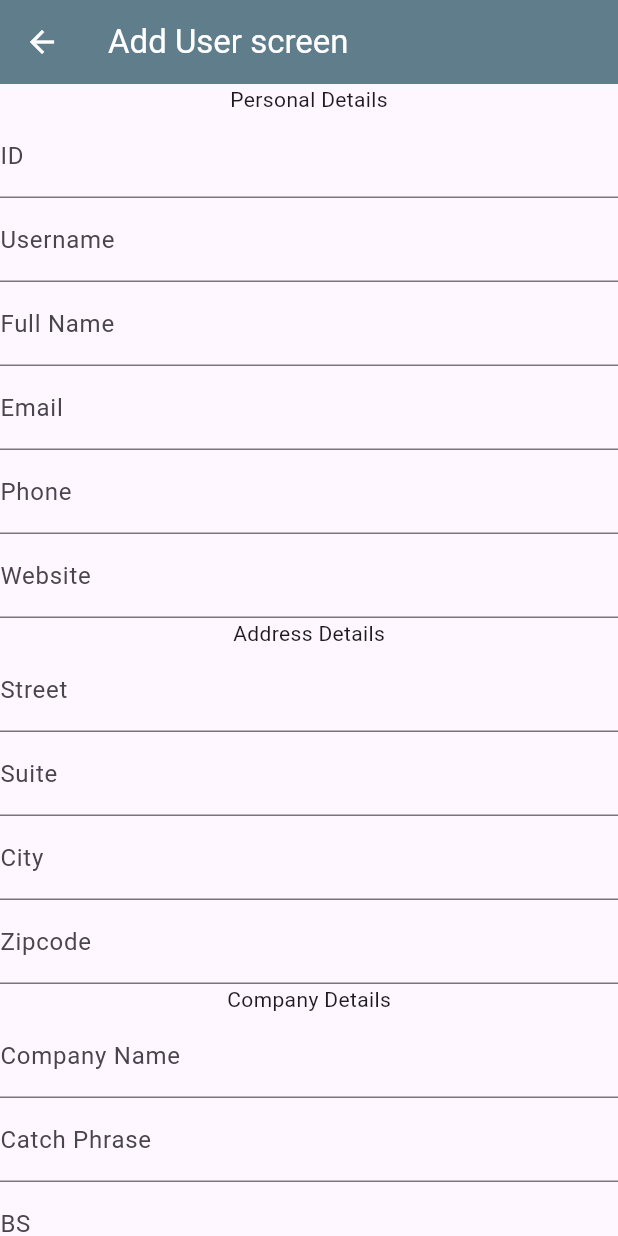
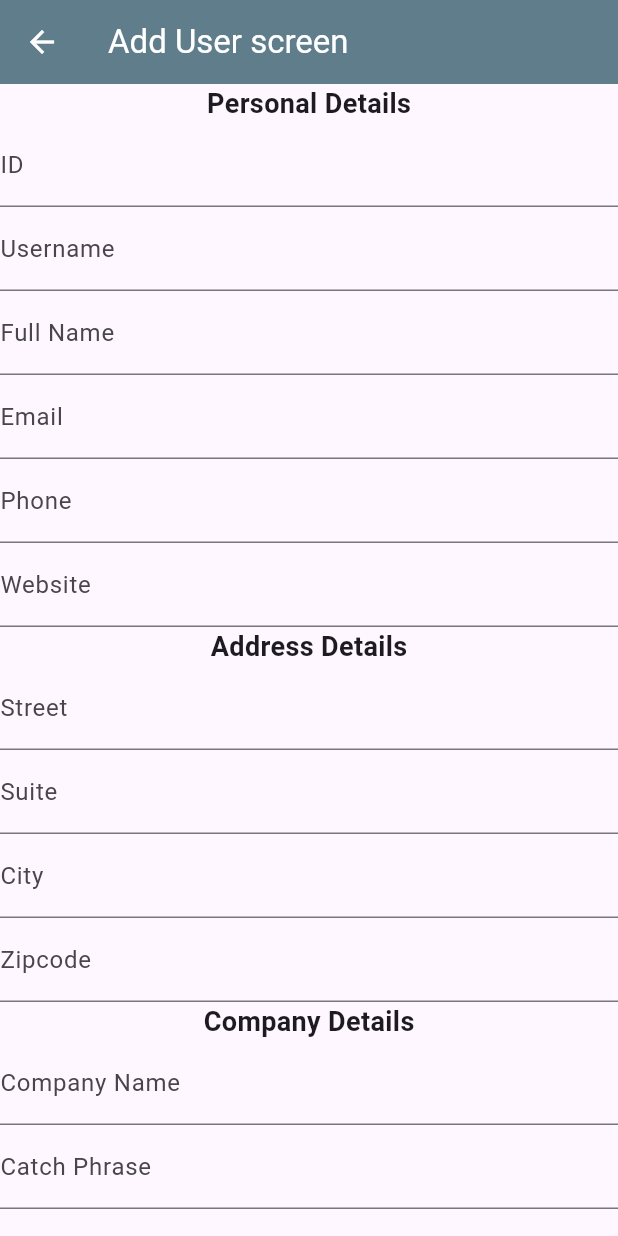
Before and after one commit to yara30999/sprints_user_profile_management, a Flutter app: the AddUserScreen screen opened directly, on a phone screen of 412 x 824 dp. Run offline on Flutter 3.47's test engine with Material 3 defaults, Android fonts, the phone set to English and light mode, and no system bars; our stand-ins replace dio, internet_connection_checker, shared_preferences, shimmer; accounts and stored records are empty; network calls fail.

Commit message:
some refinements

```diff
--- a/lib/screens/add_user_screen.dart
+++ b/lib/screens/add_user_screen.dart
@@ -45,7 +45,7 @@ class AddUserScreen extends StatelessWidget {
             key: _formKey,
             child: Column(
               children: [
-                Text('Personal Details'),
+                Text('Personal Details', style: TextStyle(fontWeight: FontWeight.bold, fontSize: 18),),
                 TextFormField(
                   decoration: InputDecoration(labelText: 'ID'),
                   controller: _idController,
@@ -91,7 +91,7 @@ class AddUserScreen extends StatelessWidget {
                   decoration: InputDecoration(labelText: 'Website'),
                   controller: _websiteController,
                 ),
-                Text('Address Details'),
+                Text('Address Details', style: TextStyle(fontWeight: FontWeight.bold, fontSize: 18),),
                 TextFormField(
                   decoration: InputDecoration(labelText: 'Street'),
                   controller: _streetController,
@@ -113,7 +113,7 @@ class AddUserScreen extends StatelessWidget {
                 TextFormField(
                     decoration: InputDecoration(labelText: 'Zipcode'),
                     controller: _zipcodeController),
-                Text('Company Details'),
+                Text('Company Details', style: TextStyle(fontWeight: FontWeight.bold, fontSize: 18),),
                 TextFormField(
                   decoration: InputDecoration(labelText: 'Company Name'),
                   controller: _companyNameController,
@@ -183,7 +183,7 @@ class AddUserScreen extends StatelessWidget {
                       }
                     });
                   },
-                  child: Text('Add User'),
+                  child: Text('Add User', style: TextStyle(fontWeight: FontWeight.bold, fontSize: 18),),
                 ),
               ],
             ),
```
Also changed, not shown: lib/screens/edit_user_screen.dart (+4 -4 lines).
